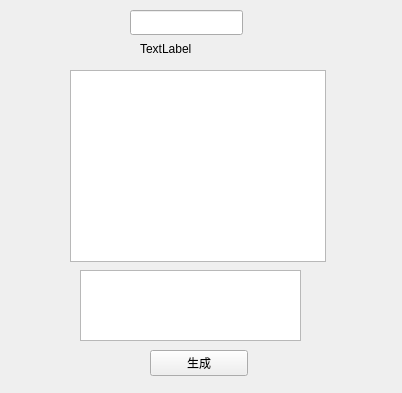
Qt form form_page3.ui (lenna-git/qtproject) before a commit.
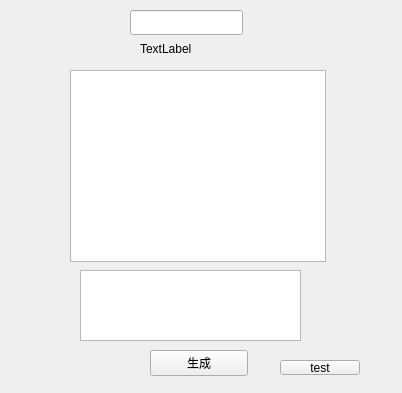
The same form after that commit.

Commit message: 移除PDF生成成功弹窗提示，修改generateFormPage3PDFWithDataList函数添加mheader参数

Diff of the .ui file:
```diff
--- a/form_page3.ui
+++ b/form_page3.ui
@@ -69,6 +69,19 @@
     <string>TextLabel</string>
    </property>
   </widget>
+  <widget class="QPushButton" name="pushButton_2">
+   <property name="geometry">
+    <rect>
+     <x>280</x>
+     <y>360</y>
+     <width>80</width>
+     <height>15</height>
+    </rect>
+   </property>
+   <property name="text">
+    <string>test</string>
+   </property>
+  </widget>
  </widget>
  <resources/>
  <connections/>
```
The commit also changes 10 other files.
